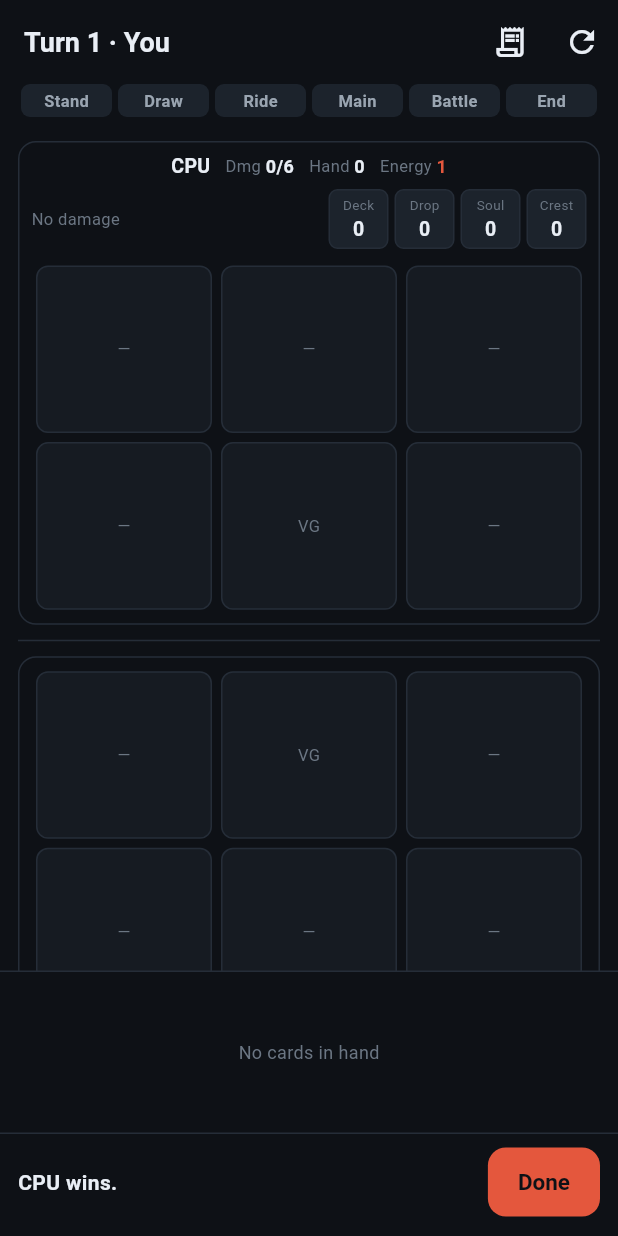
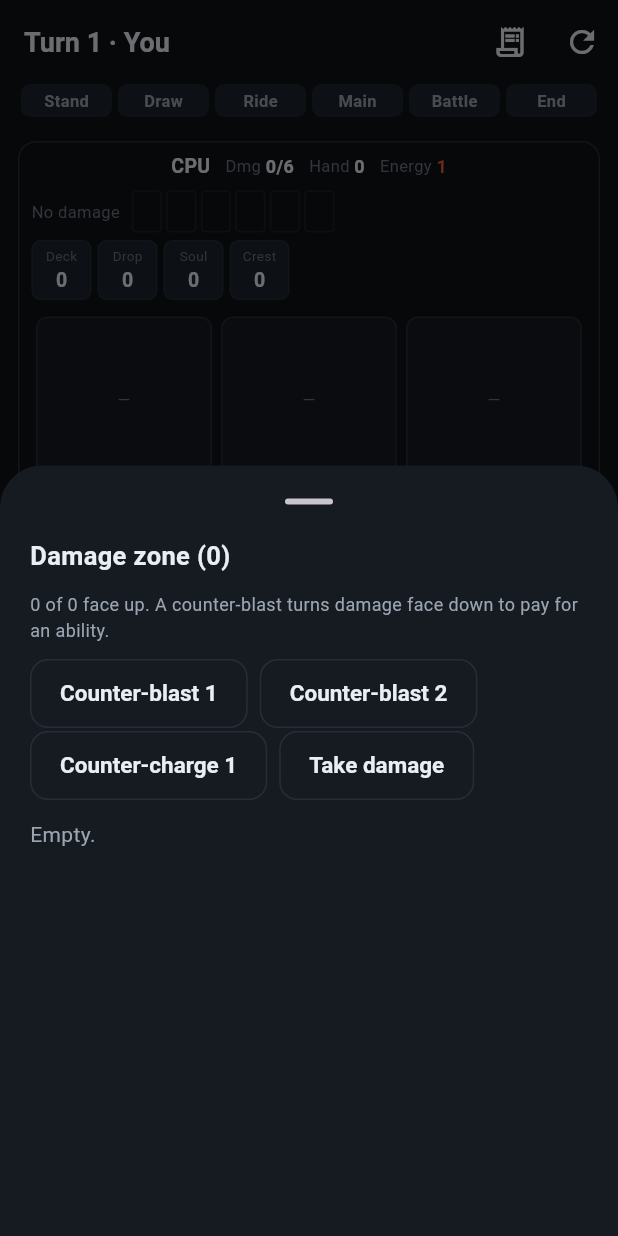
Before and after one commit to lepenguin22/TCG, a Flutter app: the PlaytestScreen screen opened directly with empty values, after a tap on "Keep this hand", after a tap on "Energy", after a tap on "No damage", on a phone screen of 412 x 824 dp. Run offline on Flutter 3.47's test engine with Material 3 defaults, Android fonts, the phone set to English and light mode, and no system bars; our stand-ins replace cached_network_image, shared_preferences; accounts and stored records are empty.

Commit message:
Give the damage zone a line of its own
The zone rail put the damage beside the piles and gave the piles a fixed
width each, so the damage took whatever was left over. A game that
removed a card grew a seventh pile and squeezed the one thing on the
rail that says how close someone is to losing down to a sliver.

The damage now has the width to itself with the piles wrapped below it,
and it draws all six places rather than a box per card taken: five
damage against an empty sixth is something to see rather than something
to count, and the row no longer changes width as the game goes on. The
count is written beside it, in red once the fifth is taken.

Co-Authored-By: Claude Opus 5 <noreply@anthropic.com>
Claude-Session: https://claude.ai/code/session_016ajuunbXxV7kooiP4cxDd8

```diff
--- a/lib/screens/playtest_screen.dart
+++ b/lib/screens/playtest_screen.dart
@@ -676,16 +676,34 @@ class _ZoneRail extends StatelessWidget {
 
   @override
   Widget build(BuildContext context) {
-    return Row(
-      crossAxisAlignment: CrossAxisAlignment.center,
-      children: [
-        Expanded(
-          child: GestureDetector(
+    // The damage zone gets a line of its own, with the piles wrapped below
+    // it. Sharing one line meant every pile took a fixed width and the damage
+    // took whatever was left, so a game that removed a card grew another pile
+    // and squeezed the damage zone -- the one thing on the rail that says how
+    // close someone is to losing -- down to a sliver.
+    return Column(
+      crossAxisAlignment: CrossAxisAlignment.start,
+      children: [
+        GestureDetector(
+          key: ValueKey('damage-${side.name}'),
           onTap: () => _showDamageSheet(context, game, side),
+          behavior: HitTestBehavior.opaque,
           child: _DamageRow(side: side),
         ),
-        ),
-        const SizedBox(width: 8),
+        const SizedBox(height: 4),
+        Wrap(
+          key: ValueKey('piles-${side.name}'),
+          spacing: 4,
+          runSpacing: 4,
+          children: _piles(context),
+        ),
+      ],
+    );
+  }
+
+  /// The piles beside the field, in the order they are reached for.
+  List<Widget> _piles(BuildContext context) {
+    return [
       _Pile(
         label: 'Deck',
         count: side.deck.length,
@@ -759,63 +777,94 @@ class _ZoneRail extends StatelessWidget {
         _Pile(
           // Face up over total: the face-up half is the number an ability
           // counting a Generation Break is asking about.
-            label: side.generationBreak > 0
-                ? 'G ↑${side.generationBreak}'
-                : 'G',
+          label: side.generationBreak > 0 ? 'G ↑${side.generationBreak}' : 'G',
           count: side.gZone.length,
           highlight: game.engine.canStride(side),
           onTap: () => _showGZoneSheet(context, game, side),
         ),
-      ],
-    );
-  }
-}
-
-/// The damage zone, laid out as the cards it is rather than a number. A card
-/// turned face down has been spent on a counter-blast.
+    ];
+  }
+}
+
+/// The damage zone, laid out as the cards it is rather than a number.
+///
+/// All six places are drawn, taken or not: how close someone is to losing is
+/// the gap between what is filled and the sixth box, and a row that grew a
+/// box at a time made that something to count rather than something to see.
+/// A card turned face down has been spent on a counter-blast.
 class _DamageRow extends StatelessWidget {
   const _DamageRow({required this.side});
 
   final PlaytestSide side;
 
+  /// The sixth card is the game, so the row says so before it gets there.
+  static const _lethal = 6;
+
   @override
   Widget build(BuildContext context) {
-    if (side.damage.isEmpty) {
-      return const SizedBox(
-        height: 30,
-        child: Align(
-          alignment: Alignment.centerLeft,
-          child: Text(
-            'No damage',
-            style: TextStyle(color: AppColors.textFaint, fontSize: 11),
-          ),
-        ),
-      );
-    }
+    final taken = side.damage.length;
     return SizedBox(
       height: 30,
       child: Row(
         children: [
-          for (final card in side.damage)
+          Padding(
+            padding: const EdgeInsets.only(right: 8),
+            child: Text(
+              taken == 0 ? 'No damage' : 'Damage $taken/$_lethal',
+              style: TextStyle(
+                color: taken >= 5 ? AppColors.danger : AppColors.textFaint,
+                fontSize: 11,
+                fontWeight: taken >= 5 ? FontWeight.w700 : FontWeight.w400,
+              ),
+            ),
+          ),
+          for (var index = 0; index < _lethal; index += 1)
             Padding(
               padding: const EdgeInsets.only(right: 3),
-              child: Container(
+              child: _DamageBox(
+                // Past the end of the damage taken, this place is empty; up
+                // to it, the card is either standing or spent.
+                state: index >= taken
+                    ? _DamageState.empty
+                    : side.isSpent(side.damage[index])
+                    ? _DamageState.spent
+                    : _DamageState.taken,
+              ),
+            ),
+        ],
+      ),
+    );
+  }
+}
+
+enum _DamageState { empty, spent, taken }
+
+class _DamageBox extends StatelessWidget {
+  const _DamageBox({required this.state});
+
+  final _DamageState state;
+
+  @override
+  Widget build(BuildContext context) {
+    return Container(
       width: 20,
       height: 28,
       decoration: BoxDecoration(
-                  color: side.isSpent(card)
-                      ? AppColors.surface
-                      : AppColors.danger.withValues(alpha: 0.75),
+        color: switch (state) {
+          // An empty place is a hole in the row rather than a card, so it is
+          // the board's own colour and not the surface the cards sit on.
+          _DamageState.empty => Colors.transparent,
+          _DamageState.spent => AppColors.surface,
+          _DamageState.taken => AppColors.danger.withValues(alpha: 0.75),
+        },
         borderRadius: BorderRadius.circular(3),
         border: Border.all(
-                    color: side.isSpent(card)
-                        ? AppColors.border
-                        : AppColors.danger,
-                  ),
-                ),
-              ),
-            ),
-        ],
+          color: switch (state) {
+            _DamageState.empty => AppColors.border.withValues(alpha: 0.6),
+            _DamageState.spent => AppColors.border,
+            _DamageState.taken => AppColors.danger,
+          },
+        ),
       ),
     );
   }
@@ -836,9 +885,7 @@ class _Pile extends StatelessWidget {
 
   @override
   Widget build(BuildContext context) {
-    return Padding(
-      padding: const EdgeInsets.only(left: 4),
-      child: GestureDetector(
+    return GestureDetector(
       onTap: onTap,
       child: Container(
         width: 40,
@@ -866,7 +913,6 @@ class _Pile extends StatelessWidget {
               ),
             ),
           ],
-          ),
         ),
       ),
     );
```
Also changed, not shown: 1 other file. Lines whose indentation alone changed are shown as unchanged.
